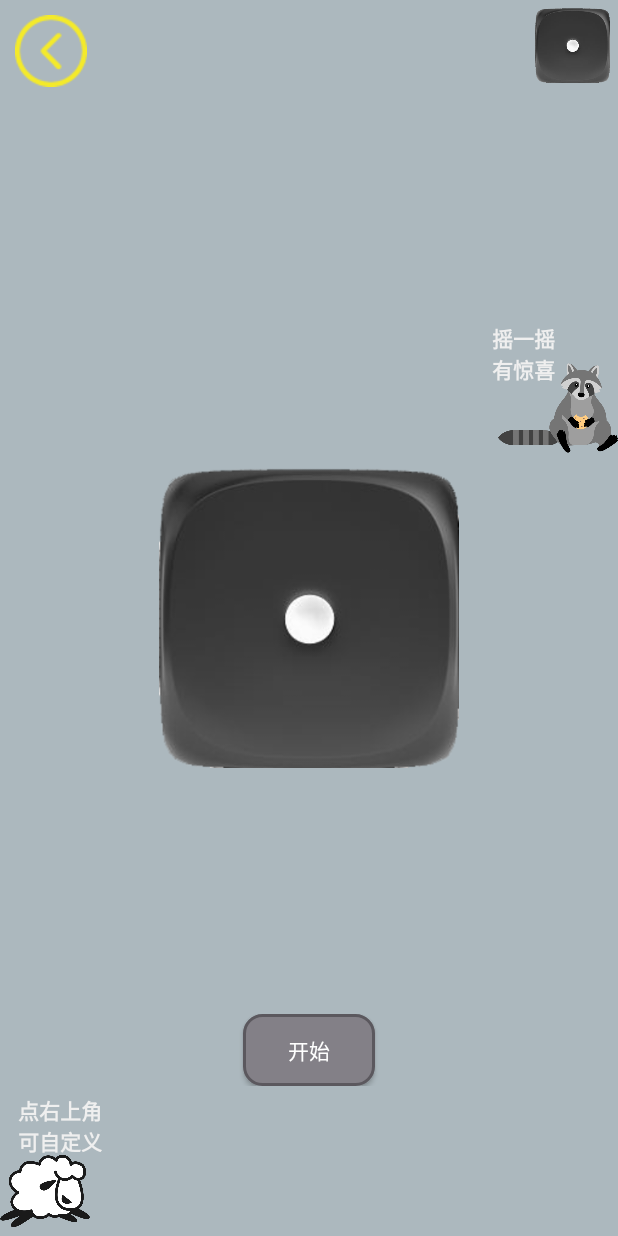
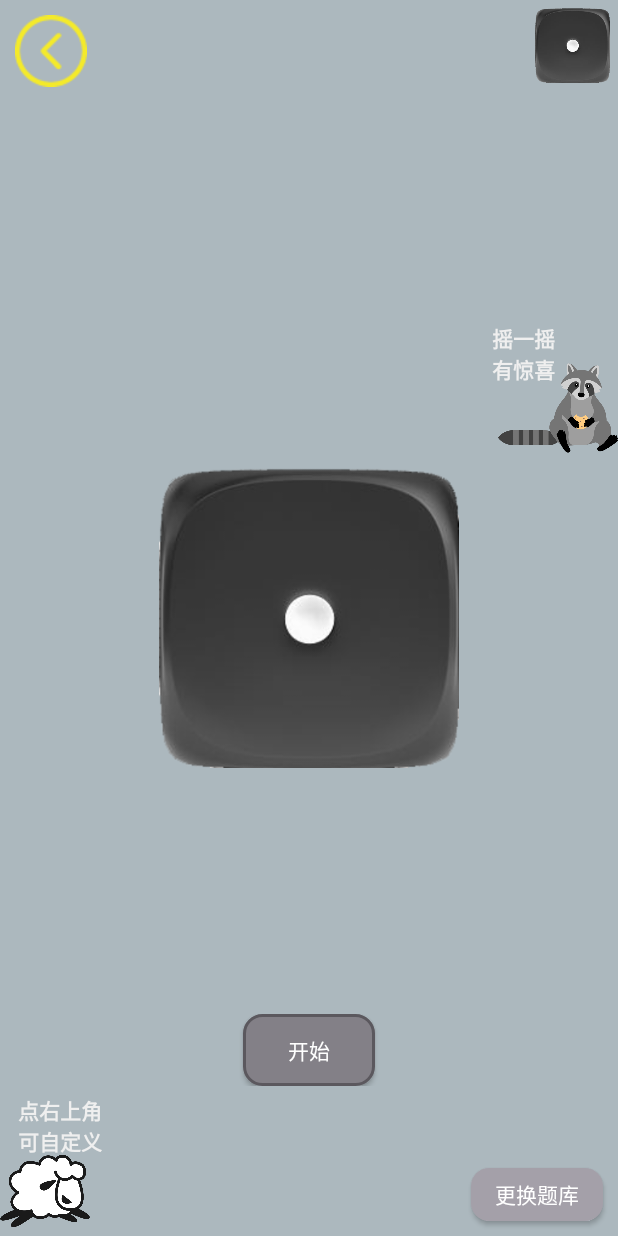
Before and after one commit to whitebutton/Game_mission, an Android app: the TYXActivity screen opened directly, with no data from a screen before it, on a phone screen of 412 x 824 dp. Run offline under Robolectric (Android 15) with nearby library versions, the phone set to English and light mode, and no system bars.

Commit message:
游戏中添加左下更换题库

```diff
--- a/app/src/main/java/com/example/administrator/game_mission/More/tyx/TYXActivity.java
+++ b/app/src/main/java/com/example/administrator/game_mission/More/tyx/TYXActivity.java
@@ -2,7 +2,6 @@ package com.example.administrator.game_mission.More.tyx;
 
 import android.content.Context;
 import android.content.Intent;
-import android.content.SharedPreferences;
 import android.graphics.drawable.AnimationDrawable;
 import android.hardware.Sensor;
 import android.hardware.SensorEvent;
@@ -18,18 +17,17 @@ import android.view.View;
 import android.widget.Button;
 import android.widget.EditText;
 import android.widget.ImageView;
-import android.widget.TextView;
 import android.widget.Toast;
 
 import com.example.administrator.game_mission.AllCtl;
 import com.example.administrator.game_mission.More.lh.ResultActivity;
 import com.example.administrator.game_mission.More.lh.widget.MyDialog;
 import com.example.administrator.game_mission.R;
-import com.example.administrator.game_mission.Random.DetailActivity;
+import com.example.administrator.game_mission.Random.QuestionActivity;
 
 import java.util.Random;
 
-public class TYXActivity extends AppCompatActivity {
+public class TYXActivity extends AppCompatActivity implements View.OnClickListener {
 
     private ImageView img1;
     private Button bt1;
@@ -41,7 +39,11 @@ public class TYXActivity extends AppCompatActivity {
 
     private ImageView back;
     private ImageView touzi;
-    private Boolean onceStart=true;
+    private Boolean onceStart = true;
+    private ImageView animal2;
+    private ImageView animal;
+    private Button changeQuestionButton;
+
     @Override
     protected void onCreate(Bundle savedInstanceState) {
         super.onCreate(savedInstanceState);
@@ -66,7 +68,7 @@ public class TYXActivity extends AppCompatActivity {
         bt1.setOnClickListener(new View.OnClickListener() {
             @Override
             public void onClick(View v) {
-                if (onceStart){
+                if (onceStart) {
                     play();
                 }
             }
@@ -75,7 +77,7 @@ public class TYXActivity extends AppCompatActivity {
         back.setOnClickListener(new View.OnClickListener() {
             @Override
             public void onClick(View view) {
-                if (onceStart){
+                if (onceStart) {
                     finish();
                 }
             }
@@ -129,6 +131,12 @@ public class TYXActivity extends AppCompatActivity {
                 });
             }
         });
+        animal2 = (ImageView) findViewById(R.id.animal2);
+        animal2.setOnClickListener(this);
+        animal = (ImageView) findViewById(R.id.animal);
+        animal.setOnClickListener(this);
+        changeQuestionButton = (Button) findViewById(R.id.changeQuestionButton);
+        changeQuestionButton.setOnClickListener(this);
     }
 
     private SensorEventListener sensorEventListener = new SensorEventListener() {
@@ -137,8 +145,8 @@ public class TYXActivity extends AppCompatActivity {
             float x = Math.abs(event.values[0]);
             float y = Math.abs(event.values[1]);
             float z = Math.abs(event.values[2]);
-            if ((x > 15 || y > 15 || z > 15)&&onceStart) {
-                    play();
+            if ((x > 15 || y > 15 || z > 15) && onceStart) {
+                play();
             }
         }
 
@@ -149,15 +157,15 @@ public class TYXActivity extends AppCompatActivity {
     };
 
     private void play() {
-        onceStart=false;
+        onceStart = false;
         player = new MediaPlayer();
         animationDrawable = (AnimationDrawable) getResources().getDrawable(R.drawable.animation);
         img1.setBackgroundDrawable(animationDrawable);
         player = MediaPlayer.create(TYXActivity.this, R.raw.m1683);
         animationDrawable.setOneShot(false);
         animationDrawable.start();
-        Log.i("aaa", "play: "+AllCtl.sound);
-        if (AllCtl.sound){
+        Log.i("aaa", "play: " + AllCtl.sound);
+        if (AllCtl.sound) {
             player.start();
         }
         i = new Random().nextInt(6);
@@ -189,7 +197,7 @@ public class TYXActivity extends AppCompatActivity {
 
             }
         }, 1500);
-        Handler handler1=new Handler();
+        Handler handler1 = new Handler();
         handler1.postDelayed(new Runnable() {
             @Override
             public void run() {
@@ -226,10 +234,11 @@ public class TYXActivity extends AppCompatActivity {
 
                 });
                 myDialog.show();
-                onceStart=true;
+                onceStart = true;
             }
-        },2000);
+        }, 2000);
     }
+
     //取消监听
     @Override
     protected void onDestroy() {
@@ -241,10 +250,21 @@ public class TYXActivity extends AppCompatActivity {
 
     @Override
     public void onBackPressed() {
-        if (onceStart){
+        if (onceStart) {
             finish();
-        }else {
+        } else {
             Toast.makeText(this, "正在抽取...", Toast.LENGTH_SHORT).show();
         }
     }
+
+    @Override
+    public void onClick(View v) {
+        switch (v.getId()) {
+            case R.id.changeQuestionButton:
+                if (!onceStart){
+                    startActivity(new Intent(this,QuestionActivity.class));
+                }
+                break;
+        }
+    }
 }
--- /dev/null
+++ b/app/src/main/res/drawable/button_lh_cb.xml
@@ -0,0 +1,6 @@
+<?xml version="1.0" encoding="utf-8"?>
+<shape xmlns:android="http://schemas.android.com/apk/res/android">
+    <corners android:radius="12dp"></corners>
+    <solid android:color="#3ab8e7"></solid>
+
+</shape>
--- /dev/null
+++ b/app/src/main/res/drawable/button_lhy_cb.xml
@@ -0,0 +1,6 @@
+<?xml version="1.0" encoding="utf-8"?>
+<shape xmlns:android="http://schemas.android.com/apk/res/android">
+    <corners android:radius="12dp"></corners>
+    <solid android:color="#b673f1"></solid>
+
+</shape>
--- /dev/null
+++ b/app/src/main/res/drawable/button_tyx_cb.xml
@@ -0,0 +1,6 @@
+<?xml version="1.0" encoding="utf-8"?>
+<shape xmlns:android="http://schemas.android.com/apk/res/android">
+    <corners android:radius="12dp"></corners>
+    <solid android:color="#a4a0a9"></solid>
+
+</shape>
--- /dev/null
+++ b/app/src/main/res/drawable/button_zyn_cb.xml
@@ -0,0 +1,6 @@
+<?xml version="1.0" encoding="utf-8"?>
+<shape xmlns:android="http://schemas.android.com/apk/res/android">
+    <corners android:radius="12dp"></corners>
+    <solid android:color="#fd4049"></solid>
+
+</shape>
--- a/app/src/main/res/layout/activity_tyx.xml
+++ b/app/src/main/res/layout/activity_tyx.xml
@@ -95,5 +95,15 @@
             android:textStyle="bold"
             android:layout_height="wrap_content" />
     </RelativeLayout>
+    <Button
+        android:id="@+id/changeQuestionButton"
+        android:layout_width="wrap_content"
+        android:layout_height="35dp"
+        android:layout_margin="10dp"
+        android:layout_alignParentRight="true"
+        android:textColor="#fff"
+        android:layout_alignParentBottom="true"
+        android:background="@drawable/button_tyx_cb"
+        android:text="更换题库" />
 
 </RelativeLayout>
```
Also changed, not shown: app/src/main/java/com/example/administrator/game_mission/More/lh/fragment/PanFragment.java (+26 -12 lines), app/src/main/java/com/example/administrator/game_mission/More/lhy/LHYActivity.java (+27 -10 lines), app/src/main/java/com/example/administrator/game_mission/More/zwn/Zwn2Activity.java (+27 -11 lines), app/src/main/res/layout/activity_lhy.xml (+10 -0 lines), app/src/main/res/layout/activity_zwn2.xml (+9 -0 lines), app/src/main/res/layout/lh_fragment_pan.xml (+21 -9 lines).
